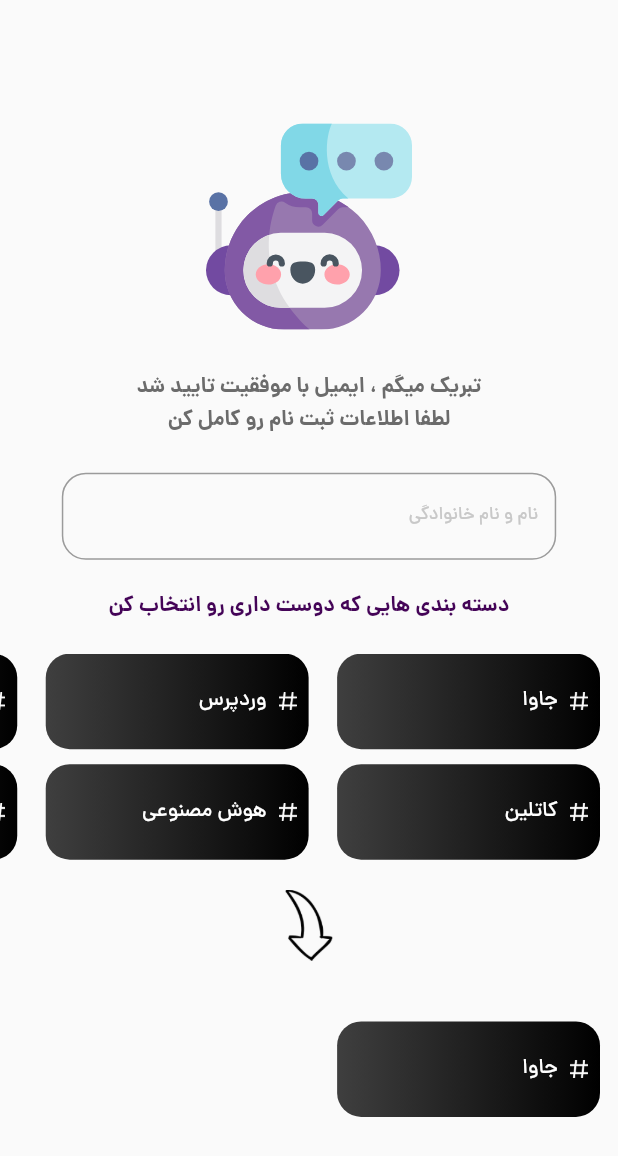
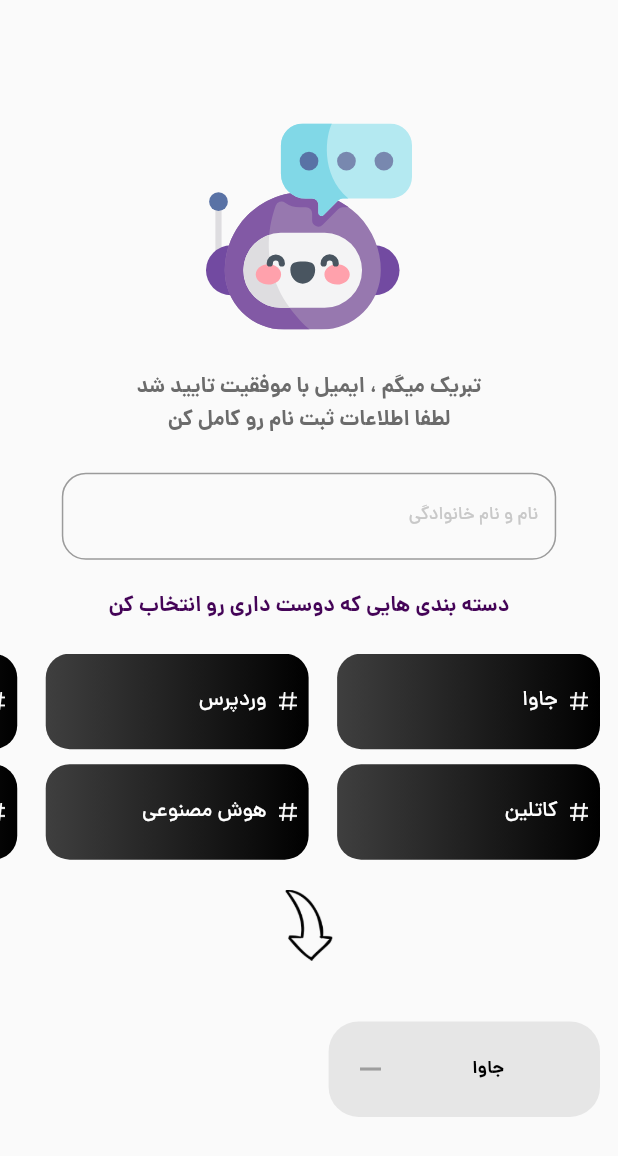
Before and after one commit to rezakkm/tech_blog, a Flutter app: the SignInInfo screen opened directly, after a tap on "جاوا", on a phone screen of 412 x 824 dp. Shown: the top 1156 px of the screen. Run offline on Flutter 3.47's test engine with Material 2 defaults, Android fonts, the phone set to English and light mode, and no system bars; our stand-ins replace flutter_spinkit, flutter_svg, validators; network calls fail.

Commit message:
endOfSeasen2

```diff
--- a/lib/main.dart
+++ b/lib/main.dart
@@ -55,9 +55,9 @@ class MyApp extends StatelessWidget {
                 fontWeight: FontWeight.w700),
             headline3: TextStyle(
                 fontFamily: 'dana',
-                fontSize: 10,
+                fontSize: 12,
                 color: SolidColors.textTitle,
-                fontWeight: FontWeight.w300),
+                fontWeight: FontWeight.w700),
             bodyText1: TextStyle(
                 fontFamily: 'dana',
                 fontSize: 14,
--- a/lib/my_component.dart
+++ b/lib/my_component.dart
@@ -65,3 +65,44 @@ class SimpleOfTagList extends StatelessWidget {
     );
   }
 }
+
+class SimpleOfFavTag extends StatelessWidget {
+  const SimpleOfFavTag(
+      {Key? key,
+      required this.size,
+      required this.index,
+      required this.biuldList})
+      : super(key: key);
+
+  final Size size;
+  final int index;
+  final List biuldList;
+
+  @override
+  Widget build(BuildContext context) {
+    var texttheme = Theme.of(context).textTheme;
+    return Container(
+      height: size.height / 12.7,
+      decoration: const BoxDecoration(
+          borderRadius: BorderRadius.all(Radius.circular(20)),
+          color: Color.fromARGB(255, 230, 230, 230)),
+      child: Padding(
+        padding: const EdgeInsets.fromLTRB(16, 8, 8, 8),
+        child: Row(
+          mainAxisAlignment: MainAxisAlignment.spaceBetween,
+          children: [
+            const SizedBox.shrink(),
+            Text(
+              biuldList[index].title,
+              style: texttheme.headline3,
+            ),
+            const Icon(
+              Icons.remove_sharp,
+              color: Colors.grey,
+            ),
+          ],
+        ),
+      ),
+    );
+  }
+}
--- a/lib/view/SignInInformation_screen.dart
+++ b/lib/view/SignInInformation_screen.dart
@@ -73,7 +73,10 @@ class _SignInInfoState extends State<SignInInfo> {
                           child: InkWell(
                               onTap: () {
                                 setState(() {
-                                  favariteTag.add(tagList[index]);
+                                  if (favariteTag.contains(tagList[index]) ==
+                                      false) {
+                                    favariteTag.add(tagList[index]);
+                                  }
                                 });
                               },
                               child: SimpleOfTagList(
@@ -104,7 +107,7 @@ class _SignInInfoState extends State<SignInInfo> {
                       gridDelegate:
                           const SliverGridDelegateWithFixedCrossAxisCount(
                         crossAxisCount: 2,
-                        childAspectRatio: 0.34,
+                        childAspectRatio: 0.33,
                         crossAxisSpacing: 10,
                         mainAxisSpacing: 7,
                       ),
@@ -117,7 +120,7 @@ class _SignInInfoState extends State<SignInInfo> {
                                   favariteTag.remove(favariteTag[index]);
                                 });
                               },
-                              child: SimpleOfTagList(
+                              child: SimpleOfFavTag(
                                 size: size,
                                 index: index,
                                 biuldList: favariteTag,
@@ -129,11 +132,17 @@ class _SignInInfoState extends State<SignInInfo> {
               SizedBox(
                 height: size.height / 12,
               ),
-              ElevatedButton(
-                  onPressed: () {},
-                  child: const Text(
-                    '   ادامه   ',
-                  ))
+              ButtonTheme(
+                minWidth: size.width / 2.5,
+                height: size.height / 15,
+                child: ElevatedButton(
+                    style: ElevatedButton.styleFrom(
+                        fixedSize: Size.fromWidth(size.width / 3)),
+                    onPressed: () {},
+                    child: const Text(
+                      '   ادامه   ',
+                    )),
+              )
             ],
           ),
         ),
--- a/lib/view/home_screen.dart
+++ b/lib/view/home_screen.dart
@@ -223,7 +223,7 @@ class BlogListHomePage extends StatelessWidget {
                       blogList[index].title,
                       style: textTheme.headline3,
                       overflow: TextOverflow.ellipsis,
-                      maxLines: 2,
+                      maxLines: 1,
                     ),
                   )
                 ],
```
Also changed, not shown: lib/view/main_screen.dart (+68 -3 lines).
